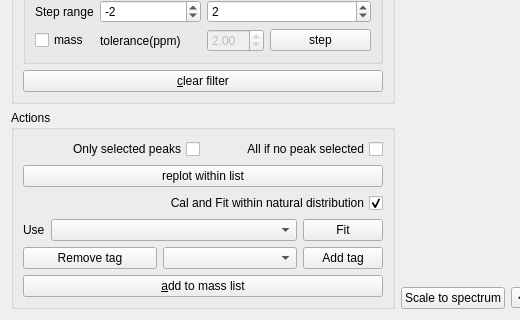
This is Orbitool/UI/PeakFit.ui in l460289052/Orbitool as Qt 5 draws it before an edit; both pictures show x 0 to 520 and y 349 to 669 of the 826 by 669 pixel window. The edited form follows.
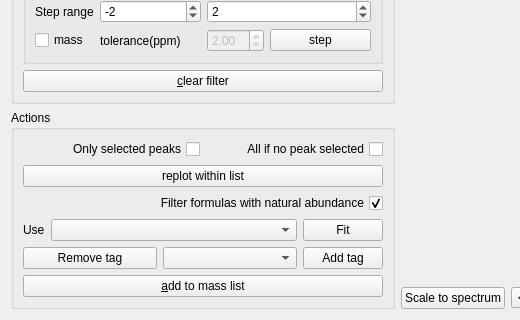
This is the edited form.

Patch:
```diff
--- a/Orbitool/UI/PeakFit.ui
+++ b/Orbitool/UI/PeakFit.ui
@@ -7,7 +7,7 @@
     <x>0</x>
     <y>0</y>
     <width>826</width>
-    <height>616</height>
+    <height>624</height>
    </rect>
   </property>
   <property name="windowTitle">
@@ -454,7 +454,7 @@
            <enum>Qt::RightToLeft</enum>
           </property>
           <property name="text">
-           <string>Cal and Fit within natural distribution</string>
+           <string>Filter formulas with natural abundance</string>
           </property>
           <property name="checked">
            <bool>true</bool>
```
